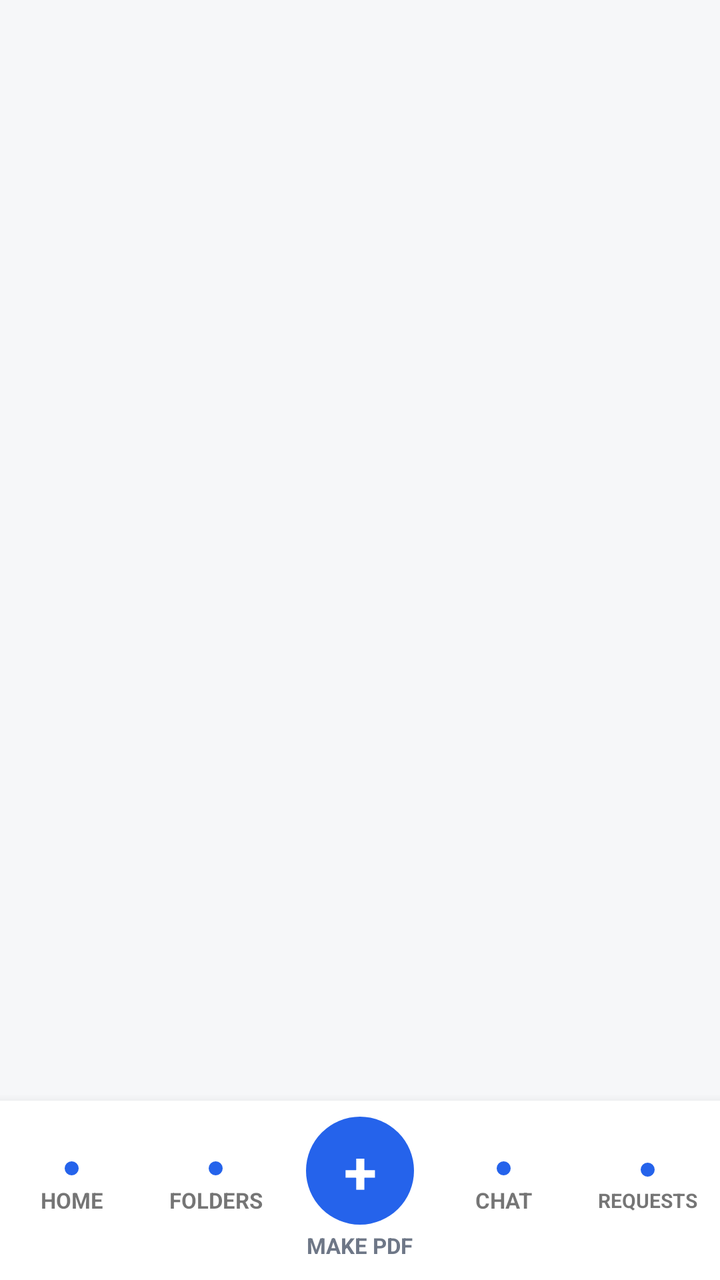
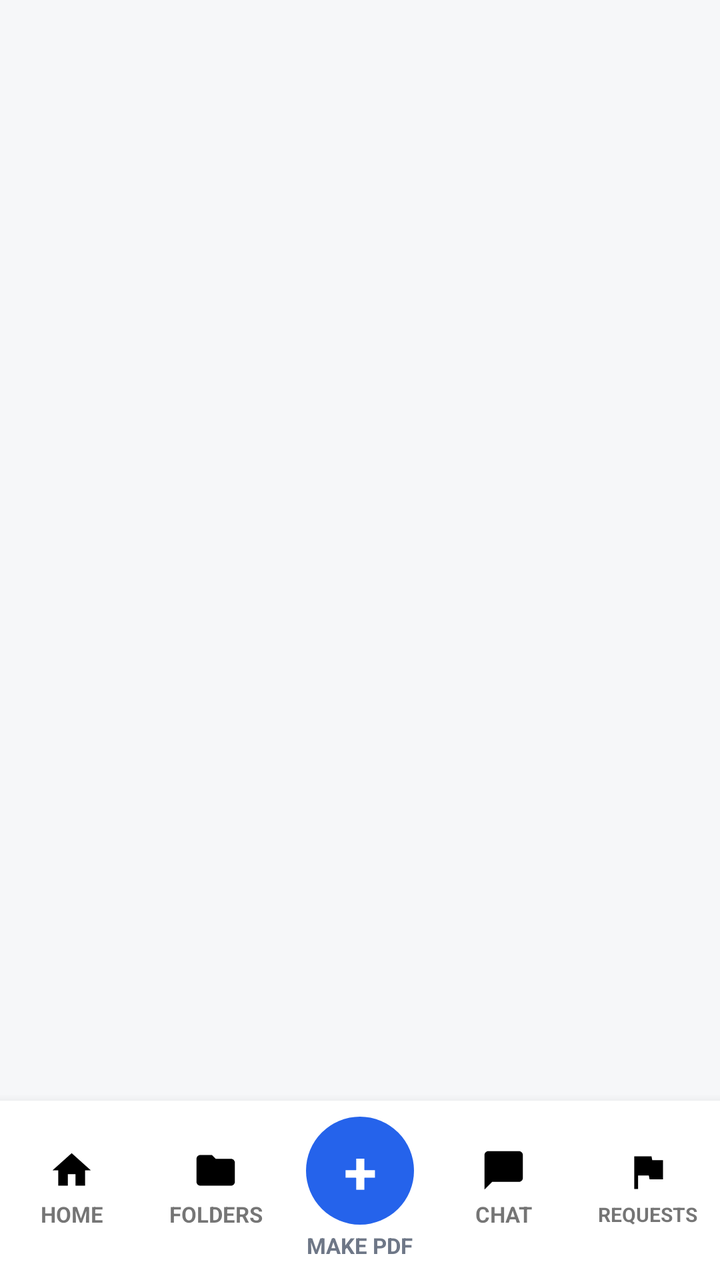

Two renders of the same Android screen: before a commit and after it. Below are the layout's source before the change and the commit's diff.
<!-- AndroidManifest.xml: application theme Theme.Index -->
<!-- res/layout/activity_main.xml -->
<?xml version="1.0" encoding="utf-8"?>
<LinearLayout xmlns:android="http://schemas.android.com/apk/res/android"
    android:layout_width="match_parent"
    android:layout_height="match_parent"
    android:background="@color/background"
    android:orientation="vertical">

    <FrameLayout
        android:id="@+id/fragmentContainer"
        android:layout_width="match_parent"
        android:layout_height="0dp"
        android:layout_weight="1" />

    
    <LinearLayout
        android:layout_width="match_parent"
        android:layout_height="wrap_content"
        android:background="@color/surface"
        android:elevation="8dp"
        android:gravity="center_vertical"
        android:orientation="horizontal"
        android:paddingTop="6dp"
        android:paddingBottom="8dp">

        <LinearLayout
            android:id="@+id/navHome"
            android:layout_width="0dp"
            android:layout_height="wrap_content"
            android:layout_weight="1"
            android:gravity="center"
            android:orientation="vertical"
            android:padding="6dp">

            <View
                android:id="@+id/dotHome"
                android:layout_width="7dp"
                android:layout_height="7dp"
                android:background="@drawable/bg_circle_primary" />

            <TextView
                android:id="@+id/labelHome"
                android:layout_width="wrap_content"
                android:layout_height="wrap_content"
                android:layout_marginTop="5dp"
                android:text="HOME"
                android:textSize="11sp"
                android:textStyle="bold" />
        </LinearLayout>

        <LinearLayout
            android:id="@+id/navFolders"
            android:layout_width="0dp"
            android:layout_height="wrap_content"
            android:layout_weight="1"
            android:gravity="center"
            android:orientation="vertical"
            android:padding="6dp">

            <View
                android:id="@+id/dotFolders"
                android:layout_width="7dp"
                android:layout_height="7dp"
                android:background="@drawable/bg_circle_primary" />

            <TextView
                android:id="@+id/labelFolders"
                android:layout_width="wrap_content"
                android:layout_height="wrap_content"
                android:layout_marginTop="5dp"
                android:text="FOLDERS"
                android:textSize="11sp"
                android:textStyle="bold" />
        </LinearLayout>

        <LinearLayout
            android:id="@+id/navPdf"
            android:layout_width="0dp"
            android:layout_height="wrap_content"
            android:layout_weight="1"
            android:gravity="center"
            android:orientation="vertical"
            android:padding="2dp">

            <TextView
                android:id="@+id/btnPdfCircle"
                android:layout_width="54dp"
                android:layout_height="54dp"
                android:background="@drawable/bg_circle_primary"
                android:gravity="center"
                android:text="+"
                android:textColor="@color/white"
                android:textSize="30sp"
                android:textStyle="bold" />

            <TextView
                android:layout_width="wrap_content"
                android:layout_height="wrap_content"
                android:layout_marginTop="3dp"
                android:text="MAKE PDF"
                android:textColor="@color/muted"
                android:textSize="11sp"
                android:textStyle="bold" />
        </LinearLayout>

        <LinearLayout
            android:id="@+id/navChat"
            android:layout_width="0dp"
            android:layout_height="wrap_content"
            android:layout_weight="1"
            android:gravity="center"
            android:orientation="vertical"
            android:padding="6dp">

            <View
                android:id="@+id/dotChat"
                android:layout_width="7dp"
                android:layout_height="7dp"
                android:background="@drawable/bg_circle_primary" />

            <TextView
                android:id="@+id/labelChat"
                android:layout_width="wrap_content"
                android:layout_height="wrap_content"
                android:layout_marginTop="5dp"
                android:text="CHAT"
                android:textSize="11sp"
                android:textStyle="bold" />
        </LinearLayout>

        <LinearLayout
            android:id="@+id/navRequests"
            android:layout_width="0dp"
            android:layout_height="wrap_content"
            android:layout_weight="1"
            android:gravity="center"
            android:orientation="vertical"
            android:padding="6dp">

            <View
                android:id="@+id/dotRequests"
                android:layout_width="7dp"
                android:layout_height="7dp"
                android:background="@drawable/bg_circle_primary" />

            <TextView
                android:id="@+id/labelRequests"
                android:layout_width="wrap_content"
                android:layout_height="wrap_content"
                android:layout_marginTop="5dp"
                android:text="REQUESTS"
                android:textSize="10sp"
                android:textStyle="bold" />
        </LinearLayout>
    </LinearLayout>
</LinearLayout>
<!-- resources referenced by this layout -->
<resources>
  <color name="background">#F6F7F9</color>
  <color name="muted">#6E7787</color>
  <color name="surface">#FFFFFF</color>
  <color name="white">#FFFFFF</color>
  <!-- drawable bg_circle_primary (drawable) -->
  <?xml version="1.0" encoding="utf-8"?>
  <shape xmlns:android="http://schemas.android.com/apk/res/android" android:shape="oval">
      <solid android:color="@color/primary" />
  </shape>
  <style name="Theme.Index" parent="Theme.MaterialComponents.DayNight.NoActionBar">
          <item name="colorPrimary">@color/primary</item>
          <item name="colorPrimaryVariant">@color/primary_dark</item>
          <item name="colorAccent">@color/primary</item>
          <item name="android:windowBackground">@color/background</item>
          <item name="android:statusBarColor">@color/background</item>
          <item name="android:navigationBarColor">@color/surface</item>
      </style>
  <color name="primary">#2563EB</color>
  <color name="primary_dark">#1D4ED8</color>
</resources>

<!-- the commit's change to res/layout/activity_main.xml (unified diff, before → after) -->
@@ -31,17 +31,18 @@
             android:orientation="vertical"
             android:padding="6dp">
 
-            <View
-                android:id="@+id/dotHome"
-                android:layout_width="7dp"
-                android:layout_height="7dp"
-                android:background="@drawable/bg_circle_primary" />
+            <ImageView
+                android:id="@+id/iconHome"
+                android:layout_width="23dp"
+                android:layout_height="23dp"
+                android:contentDescription="Home"
+                android:src="@drawable/ic_nav_home" />
 
             <TextView
                 android:id="@+id/labelHome"
                 android:layout_width="wrap_content"
                 android:layout_height="wrap_content"
-                android:layout_marginTop="5dp"
+                android:layout_marginTop="3dp"
                 android:text="HOME"
                 android:textSize="11sp"
                 android:textStyle="bold" />
@@ -56,17 +57,18 @@
             android:orientation="vertical"
             android:padding="6dp">
 
-            <View
-                android:id="@+id/dotFolders"
-                android:layout_width="7dp"
-                android:layout_height="7dp"
-                android:background="@drawable/bg_circle_primary" />
+            <ImageView
+                android:id="@+id/iconFolders"
+                android:layout_width="23dp"
+                android:layout_height="23dp"
+                android:contentDescription="Folders"
+                android:src="@drawable/ic_nav_folder" />
 
             <TextView
                 android:id="@+id/labelFolders"
                 android:layout_width="wrap_content"
                 android:layout_height="wrap_content"
-                android:layout_marginTop="5dp"
+                android:layout_marginTop="3dp"
                 android:text="FOLDERS"
                 android:textSize="11sp"
                 android:textStyle="bold" />
@@ -111,17 +113,40 @@
             android:orientation="vertical"
             android:padding="6dp">
 
-            <View
-                android:id="@+id/dotChat"
-                android:layout_width="7dp"
-                android:layout_height="7dp"
-                android:background="@drawable/bg_circle_primary" />
+            <FrameLayout
+                android:layout_width="wrap_content"
+                android:layout_height="wrap_content">
+
+                <ImageView
+                    android:id="@+id/iconChat"
+                    android:layout_width="23dp"
+                    android:layout_height="23dp"
+                    android:contentDescription="Chat"
+                    android:src="@drawable/ic_nav_chat" />
+
+                <TextView
+                    android:id="@+id/badgeChat"
+                    android:layout_width="wrap_content"
+                    android:layout_height="wrap_content"
+                    android:layout_gravity="top|end"
+                    android:layout_marginTop="-4dp"
+                    android:layout_marginEnd="-8dp"
+                    android:background="@drawable/bg_badge_count"
+                    android:gravity="center"
+                    android:minWidth="16dp"
+                    android:paddingStart="4dp"
+                    android:paddingEnd="4dp"
+                    android:textColor="@color/white"
+                    android:textSize="9sp"
+                    android:textStyle="bold"
+                    android:visibility="gone" />
+            </FrameLayout>
 
             <TextView
                 android:id="@+id/labelChat"
                 android:layout_width="wrap_content"
                 android:layout_height="wrap_content"
-                android:layout_marginTop="5dp"
+                android:layout_marginTop="3dp"
                 android:text="CHAT"
                 android:textSize="11sp"
                 android:textStyle="bold" />
@@ -136,17 +161,18 @@
             android:orientation="vertical"
             android:padding="6dp">
 
-            <View
-                android:id="@+id/dotRequests"
-                android:layout_width="7dp"
-                android:layout_height="7dp"
-                android:background="@drawable/bg_circle_primary" />
+            <ImageView
+                android:id="@+id/iconRequests"
+                android:layout_width="23dp"
+                android:layout_height="23dp"
+                android:contentDescription="Requests"
+                android:src="@drawable/ic_nav_flag" />
 
             <TextView
                 android:id="@+id/labelRequests"
                 android:layout_width="wrap_content"
                 android:layout_height="wrap_content"
-                android:layout_marginTop="5dp"
+                android:layout_marginTop="3dp"
                 android:text="REQUESTS"
                 android:textSize="10sp"
                 android:textStyle="bold" />
<!-- resource entries referenced after the edit -->
@@ -4,11 +4,60 @@
   <color name="muted">#6E7787</color>
   <color name="surface">#FFFFFF</color>
   <color name="white">#FFFFFF</color>
+  <!-- drawable bg_badge_count (drawable) -->
+  <?xml version="1.0" encoding="utf-8"?>
+  <shape xmlns:android="http://schemas.android.com/apk/res/android" android:shape="oval">
+      <solid android:color="#E0245E" />
+  </shape>
   <!-- drawable bg_circle_primary (drawable) -->
   <?xml version="1.0" encoding="utf-8"?>
   <shape xmlns:android="http://schemas.android.com/apk/res/android" android:shape="oval">
       <solid android:color="@color/primary" />
   </shape>
+  <!-- drawable ic_nav_chat (drawable) -->
+  <?xml version="1.0" encoding="utf-8"?>
+  <vector xmlns:android="http://schemas.android.com/apk/res/android"
+      android:width="24dp"
+      android:height="24dp"
+      android:viewportWidth="24"
+      android:viewportHeight="24">
+      <path
+          android:fillColor="#FF000000"
+          android:pathData="M20,2H4c-1.1,0 -2,0.9 -2,2v18l4,-4h14c1.1,0 2,-0.9 2,-2V4c0,-1.1 -0.9,-2 -2,-2z" />
+  </vector>
+  <!-- drawable ic_nav_flag (drawable) -->
+  <?xml version="1.0" encoding="utf-8"?>
+  <vector xmlns:android="http://schemas.android.com/apk/res/android"
+      android:width="24dp"
+      android:height="24dp"
+      android:viewportWidth="24"
+      android:viewportHeight="24">
+      <path
+          android:fillColor="#FF000000"
+          android:pathData="M14.4,6L14,4H5v17h2v-7h5.6l0.4,2h7V6z" />
+  </vector>
+  <!-- drawable ic_nav_folder (drawable) -->
+  <?xml version="1.0" encoding="utf-8"?>
+  <vector xmlns:android="http://schemas.android.com/apk/res/android"
+      android:width="24dp"
+      android:height="24dp"
+      android:viewportWidth="24"
+      android:viewportHeight="24">
+      <path
+          android:fillColor="#FF000000"
+          android:pathData="M10,4H4c-1.1,0 -1.99,0.9 -1.99,2L2,18c0,1.1 0.9,2 2,2h16c1.1,0 2,-0.9 2,-2V8c0,-1.1 -0.9,-2 -2,-2h-8l-2,-2z" />
+  </vector>
+  <!-- drawable ic_nav_home (drawable) -->
+  <?xml version="1.0" encoding="utf-8"?>
+  <vector xmlns:android="http://schemas.android.com/apk/res/android"
+      android:width="24dp"
+      android:height="24dp"
+      android:viewportWidth="24"
+      android:viewportHeight="24">
+      <path
+          android:fillColor="#FF000000"
+          android:pathData="M10,20v-6h4v6h5v-8h3L12,3 2,12h3v8z" />
+  </vector>
   <style name="Theme.Index" parent="Theme.MaterialComponents.DayNight.NoActionBar">
           <item name="colorPrimary">@color/primary</item>
           <item name="colorPrimaryVariant">@color/primary_dark</item>
